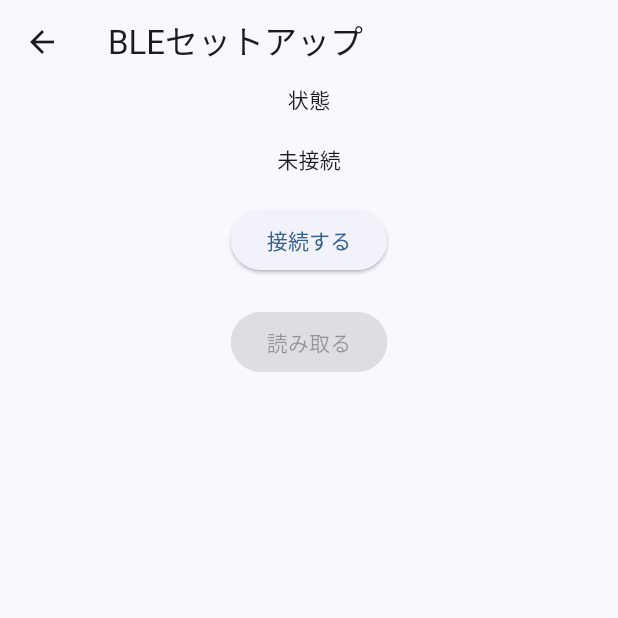
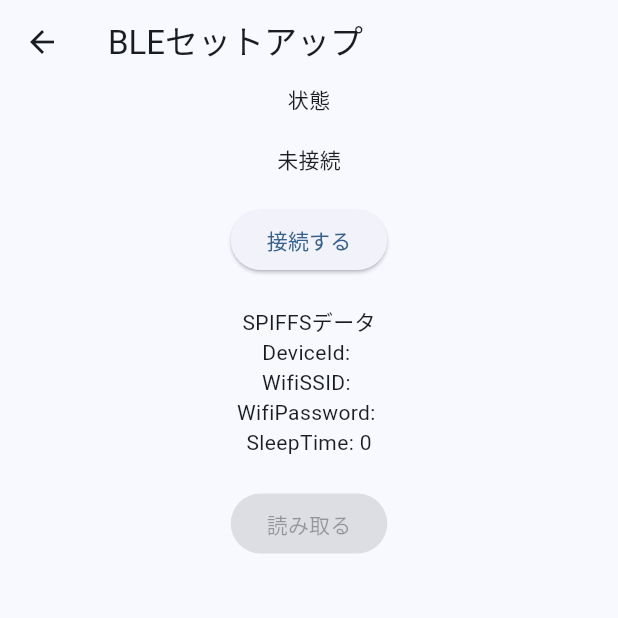
Before and after one commit to HarumaIto/prect_app, a Flutter app: the BleSetupPage screen opened directly, on a phone screen of 412 x 824 dp, the top half of it. Run offline on Flutter 3.47's test engine with Material 3 defaults, Android fonts, the light colour scheme and no system bars; our stand-ins replace dio, easy_stepper, firebase_core, firebase_messaging, flutter_blue_plus, flutter_hooks and 9 more; missing offline and left inert: mongo_dart, network_info_plus, wifi_scan; accounts and stored records are empty.

Commit message:
update 読み取ったデータを画面に出力するように変更

```diff
--- /dev/null
+++ b/lib/data/model/spiffs_data.dart
@@ -0,0 +1,13 @@
+import 'package:freezed_annotation/freezed_annotation.dart';
+
+part 'spiffs_data.freezed.dart';
+
+@freezed
+class SpiffsData with _$SpiffsData {
+  factory SpiffsData({
+    @Default('') String deviceId,
+    @Default('') String wifiSsid,
+    @Default('') String wifiPassword,
+    @Default(0) int sleepTime,
+  }) = _SpiffsData;
+}
--- a/lib/ui/setup/ble_setup_page.dart
+++ b/lib/ui/setup/ble_setup_page.dart
@@ -39,12 +39,21 @@ class BleSetupPage extends HookConsumerWidget {
               child: const Text('接続する'),
             ),
             const SizedBox(height: 20),
+            const Text('SPIFFSデータ'),
+            Text('DeviceId: ${uiState.spiffsData.deviceId}'),
+            Text('WifiSSID: ${uiState.spiffsData.wifiSsid}'),
+            Text('WifiPassword: ${uiState.spiffsData.wifiPassword}'),
+            Text('SleepTime: ${uiState.spiffsData.sleepTime}'),
+            const SizedBox(height: 20),
             ElevatedButton(
               onPressed: uiState.services.isNotEmpty
                   ? () async {
                       final response = await uiState.bleUseCase
                           .readCharacteristic(
                               uiState.services.first.characteristics.first);
+                      ref
+                          .read(bleSetupPageProvider.notifier)
+                          .setSpiffsData(response);
                       print(response);
                     }
                   : null,
--- a/lib/ui/setup/state/ble_setup_page_state.dart
+++ b/lib/ui/setup/state/ble_setup_page_state.dart
@@ -1,6 +1,7 @@
 import 'package:flutter_blue_plus/flutter_blue_plus.dart';
 import 'package:freezed_annotation/freezed_annotation.dart';
 import 'package:hooks_riverpod/hooks_riverpod.dart';
+import 'package:prect/data/model/spiffs_data.dart';
 import 'package:prect/domain/ble_use_case.dart';
 
 //dart run build_runner build
@@ -11,14 +12,16 @@ part 'ble_setup_page_state.freezed.dart';
 class BleSetupPageState with _$BleSetupPageState {
   factory BleSetupPageState({
     required BleUseCase bleUseCase,
+    required SpiffsData spiffsData,
     @Default('') String remoteId,
     @Default([]) List<BluetoothService> services,
   }) = _BleSetupPageState;
 }
 
 class BleSetupPageNotifier extends StateNotifier<BleSetupPageState> {
-  BleSetupPageNotifier(BleUseCase bleUseCase)
+  BleSetupPageNotifier(BleUseCase bleUseCase, SpiffsData spiffsData)
       : super(BleSetupPageState(
+          spiffsData: spiffsData,
           bleUseCase: bleUseCase,
         ));
 
@@ -28,12 +31,24 @@ class BleSetupPageNotifier extends StateNotifier<BleSetupPageState> {
       services: services,
     );
   }
+
+  // Bluetoothのcharacteristicsをそのまま渡す
+  void setSpiffsData(String readValue) {
+    final splits = readValue.split(',');
+    final spiffsData = SpiffsData(
+      deviceId: splits[0],
+      wifiSsid: splits[1],
+      wifiPassword: splits[2],
+      sleepTime: splits[3].isNotEmpty ? int.parse(splits[3]) : 0,
+    );
+    state = state.copyWith(spiffsData: spiffsData);
+  }
 }
 
 final bleSetupPageProvider =
     StateNotifierProvider.autoDispose<BleSetupPageNotifier, BleSetupPageState>(
   (ref) {
     final bleUseCase = ref.watch(bleUseCaseProvider);
-    return BleSetupPageNotifier(bleUseCase);
+    return BleSetupPageNotifier(bleUseCase, SpiffsData());
   },
 );
```
Also changed, not shown: lib/data/model/spiffs_data.freezed.dart (added), lib/ui/setup/state/ble_setup_page_state.freezed.dart.
